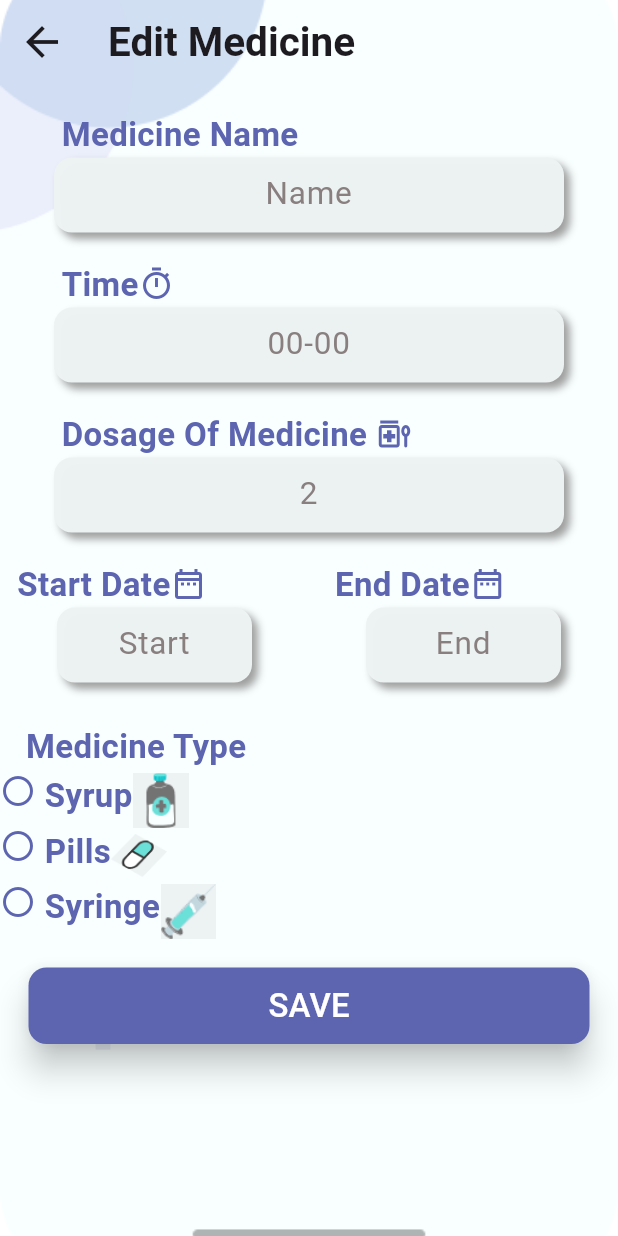
After one commit to JailanMedhatt/MedicalReminder1, a Flutter app: the EditMedicine screen opened by its route, on a phone screen of 412 x 824 dp. The commit adds this screen. Run offline on Flutter 3.47's test engine with Material 2 defaults, Android fonts, the phone set to English and light mode, and no system bars; our stand-ins replace flutter_advanced_drawer, flutter_screenutil.

Commit message:
EDIT MEDICINE.

```diff
--- /dev/null
+++ b/lib/CustomWidgets/check MedType.dart
@@ -0,0 +1,38 @@
+import 'package:flutter/material.dart';
+
+class CheckMedType extends StatelessWidget {
+  String type;
+  String IMG;
+
+  CheckMedType({required this.type, required this.IMG});
+
+  @override
+  Widget build(BuildContext context) {
+    return Row(
+      crossAxisAlignment: CrossAxisAlignment.start,
+      children: [
+        // Icon(
+        // Icons.check_circle,
+        // size: 24.0,color:Color(0xff5D65B0) ,
+        // ),
+        Icon(
+          Icons.circle_outlined,
+          size: 24.0,
+          color: Color(0xff5D65B0),
+        ),
+        Text(
+          type,
+          style: TextStyle(
+              fontSize: 22,
+              color: Color(0xff5D65B0),
+              fontWeight: FontWeight.w600),
+        ),
+        Image.asset(
+          IMG,
+          width: 38,
+          height: 37,
+        )
+      ],
+    );
+  }
+}
--- /dev/null
+++ b/lib/CustomWidgets/edit TxtF.dart
@@ -0,0 +1,77 @@
+import 'package:flutter/material.dart';
+
+class EditTxtF extends StatelessWidget {
+  String title;
+  String hintTxt;
+  IconData? iconTitle;
+  TextInputType? keyBoard;
+  double? width;
+
+  EditTxtF(
+      {required this.title,
+      required this.hintTxt,
+      this.iconTitle,
+      this.keyBoard,
+      this.width});
+
+  @override
+  Widget build(BuildContext context) {
+    return Column(
+      children: [
+        Container(
+          width: 330,
+          child: Row(
+            children: [
+              Text(
+                title,
+                style: TextStyle(
+                    fontSize: 22,
+                    color: Color(0xff5D65B0),
+                    fontWeight: FontWeight.w600),
+              ),
+              Icon(
+                iconTitle,
+                color: Color(0xff5D65B0),
+              )
+            ],
+          ),
+        ),
+        Container(
+          decoration: BoxDecoration(
+            color: Color(0xEDF2F3).withOpacity(0.99),
+            borderRadius: BorderRadius.circular(12),
+            boxShadow: [
+              BoxShadow(
+                color: Colors.grey,
+                blurRadius: 4,
+                offset: Offset(4, 4), // Shadow position
+              ),
+            ],
+          ),
+          //Type TextField
+          width: width ?? 340,
+          height: 50,
+          child: TextField(
+            controller: TextEditingController(),
+            keyboardType: keyBoard,
+            maxLines: 1,
+            textAlign: TextAlign.center,
+            decoration: InputDecoration(
+              enabledBorder: InputBorder.none,
+              hintText: hintTxt, // pass the hint text parameter here
+              hintStyle: TextStyle(
+                  color: Color(0x887E7E).withOpacity(0.99), fontSize: 21),
+            ),
+            style: TextStyle(
+              color: Colors.black,
+              fontSize: 20,
+            ),
+          ),
+        ),
+        SizedBox(
+          height: 19,
+        )
+      ],
+    );
+  }
+}
--- /dev/null
+++ b/lib/UI/Edit Medicine.dart
@@ -0,0 +1,125 @@
+import 'package:finalproject1/CustomWidgets/check%20MedType.dart';
+import 'package:finalproject1/CustomWidgets/edit%20TxtF.dart';
+import 'package:flutter/material.dart';
+
+class EditMedicine extends StatelessWidget {
+  static final String routeName = "edit med";
+
+  @override
+  Widget build(BuildContext context) {
+    return Stack(children: [
+      Container(
+        decoration: const BoxDecoration(
+          image: DecorationImage(
+            image: AssetImage("assets/images/bk.png"),
+            fit: BoxFit.cover,
+          ),
+        ),
+      ),
+      Scaffold(
+        backgroundColor: Colors.transparent,
+        appBar: AppBar(
+            scrolledUnderElevation: 0,
+            elevation: 0.0,
+            backgroundColor: Colors.transparent,
+            leading: InkWell(
+                onTap: () {
+                  Navigator.pop(context);
+                },
+                child: Icon(Icons.arrow_back, size: 32)),
+            title: Text(
+              'Edit Medicine',
+              style: TextStyle(fontWeight: FontWeight.bold, fontSize: 27),
+            )),
+        body: Column(
+          crossAxisAlignment: CrossAxisAlignment.stretch,
+          children: [
+            SizedBox(
+              height: 18,
+            ),
+            EditTxtF(title: 'Medicine Name', hintTxt: 'Name'),
+            EditTxtF(
+              title: 'Time',
+              hintTxt: '00-00',
+              iconTitle: Icons.timer_outlined,
+              keyBoard: TextInputType.numberWithOptions(),
+            ),
+            EditTxtF(
+              title: 'Dosage Of Medicine ',
+              hintTxt: '2',
+              iconTitle: Icons.medication_liquid_sharp,
+              keyBoard: TextInputType.number,
+            ),
+            Row(
+              children: [
+                Flexible(
+                  child: EditTxtF(
+                    title: '  Start Date',
+                    hintTxt: 'Start',
+                    width: 130,
+                    iconTitle: Icons.date_range_outlined,
+                    keyBoard: TextInputType.datetime,
+                  ),
+                ),
+                Flexible(
+                    child: EditTxtF(
+                  title: '   End Date',
+                  hintTxt: 'End',
+                  width: 130,
+                  iconTitle: Icons.date_range_outlined,
+                  keyBoard: TextInputType.datetime,
+                )),
+              ],
+            ),
+            SizedBox(
+              height: 8,
+            ),
+            Text(
+              '   Medicine Type',
+              style: TextStyle(
+                  fontSize: 22,
+                  color: Color(0xff5D65B0),
+                  fontWeight: FontWeight.w600),
+            ),
+            SizedBox(
+              height: 2,
+            ),
+            CheckMedType(
+              type: ' Syrup',
+              IMG: "assets/images/Syrup.png",
+            ),
+            CheckMedType(
+              type: ' Pills',
+              IMG: "assets/images/Pills.png",
+            ),
+            CheckMedType(
+              type: ' Syringe',
+              IMG: "assets/images/Syringe.png",
+            ),
+            Padding(
+              padding: const EdgeInsets.all(19.0),
+              child: ElevatedButton(
+                onPressed: () {},
+                style: ButtonStyle(
+                    backgroundColor:
+                        MaterialStateProperty.all(Color(0xff5D65B0)),
+                    foregroundColor: MaterialStateProperty.all(Colors.white),
+                    shadowColor: MaterialStateProperty.all(Colors.black),
+                    elevation: MaterialStateProperty.all(9),
+                    padding: MaterialStateProperty.all(EdgeInsets.all(10)),
+                    shape: MaterialStateProperty.all<RoundedRectangleBorder>(
+                        RoundedRectangleBorder(
+                      borderRadius: BorderRadius.circular(12.0),
+                    ))),
+                child: Text(
+                  'SAVE',
+                  style: TextStyle(fontSize: 22),
+                ),
+              ),
+            )
+          ],
+        ),
+      ),
+    ]);
+  }
+}
--- a/lib/UI/MissedMedicines.dart
+++ b/lib/UI/MissedMedicines.dart
@@ -1,4 +1,6 @@
 import 'package:flutter/material.dart';
+
+import 'Edit Medicine.dart';
 
 class MissedMedicines extends StatelessWidget {
   static final String routeName = "missed-meds";
@@ -28,7 +30,7 @@ class MissedMedicines extends StatelessWidget {
           itemBuilder: (context, index) => Column(
             children: [
               SizedBox(
-                height: 50,
+                height: 60,
                 width: MediaQuery.of(context).size.width * 0.97,
               ),
               Stack(
@@ -52,15 +54,21 @@ class MissedMedicines extends StatelessWidget {
                                 Icon(
                                   Icons.error_outline,
                                 ),
-                                Text(
-                                  " Calcitas-D       2 pills",
-                                  style: TextStyle(
-                                      fontSize: 23,
-                                      fontWeight: FontWeight.bold),
+                                InkWell(
+                                  onTap: () {
+                                    Navigator.pushNamed(
+                                        context, EditMedicine.routeName);
+                                  },
+                                  child: Text(
+                                    " Calcitas-D       2 pills",
+                                    style: TextStyle(
+                                        fontSize: 23,
+                                        fontWeight: FontWeight.bold),
+                                  ),
                                 ),
                               ],
                             ),
-                            itemCount: 2,
+                            itemCount: 3,
                           )),
                     ),
                   ),
--- a/lib/UI/SlideMenu.dart
+++ b/lib/UI/SlideMenu.dart
@@ -22,10 +22,10 @@
 //   }
 //
 // }
-import 'package:finalproject1/UI/homePage.dart';
-import 'package:flutter/cupertino.dart';
 import 'package:flutter/material.dart';
 import 'package:flutter_advanced_drawer/flutter_advanced_drawer.dart';
+
+import 'Profile.dart';
 
 class SlideMenu extends StatefulWidget {
   @override
@@ -382,8 +382,10 @@ class _SlideMenuState extends State<SlideMenu> {
                 Container(
                   color: Colors.white12,
                   child: ListTile(
-                    onTap: () {},
-                    leading: Icon(Icons.person,size: 37),
+                    onTap: () {
+                      Navigator.pushNamed(context, Profile.routeName);
+                    },
+                    leading: Icon(Icons.person, size: 37),
                     title: Text('Profile'),
                   ),
                 ),
@@ -431,8 +433,10 @@ class _SlideMenuState extends State<SlideMenu> {
                   color: Colors.white12,
 
                   child: ListTile(
-                    onTap: () {},
-                    leading: Icon(Icons.medical_information,size: 37),
+                    onTap: () {
+                      Navigator.pushNamed(context, "missed-meds");
+                    },
+                    leading: Icon(Icons.medical_information, size: 37),
                     title: Text('Missed Medicines'),
                   ),
                 ),
--- a/lib/main.dart
+++ b/lib/main.dart
@@ -1,9 +1,11 @@
+import 'package:finalproject1/UI/Edit%20Medicine.dart';
 import 'package:finalproject1/UI/Login.dart';
+import 'package:finalproject1/UI/MissedMedicines.dart';
+import 'package:finalproject1/UI/Profile.dart';
 import 'package:finalproject1/UI/Register.dart';
 import 'package:finalproject1/UI/Scedhule.dart';
 import 'package:finalproject1/UI/SlideMenu.dart';
 import 'package:finalproject1/UI/TipsPage.dart';
-import 'package:finalproject1/UI/homePage.dart';
 import 'package:flutter/material.dart';
 import 'package:flutter_screenutil/flutter_screenutil.dart';
 
@@ -22,13 +24,15 @@ class MyApp extends StatelessWidget {
       child: MaterialApp(
         initialRoute: LoginPage.routeName,
         routes: {
-          'HomeScreen' :(context) => HomePage(),
-          'Schedule' : (context) => SchadualePgae(),
-          'Tips' : (context) => TipsPage(),
-          'SlideMenu' :(context) => SlideMenu(),
-          LoginPage.routeName :(context)=>LoginPage(),
-          Register.routeName:(context)=>Register()
-
+          // 'HomeScreen' :(context) => HomePage(),
+          'Schedule': (context) => SchadualePgae(),
+          'Tips': (context) => TipsPage(),
+          'SlideMenu': (context) => SlideMenu(),
+          LoginPage.routeName: (context) => LoginPage(),
+          Register.routeName: (context) => Register(),
+          EditMedicine.routeName: (context) => EditMedicine(),
+          MissedMedicines.routeName: (context) => MissedMedicines(),
+          Profile.routeName: (context) => Profile()
         },
         debugShowCheckedModeBanner: false,
         title: 'Flutter Demo',
@@ -36,7 +40,7 @@ class MyApp extends StatelessWidget {
           colorScheme: ColorScheme.fromSeed(seedColor: Colors.deepPurple),
           useMaterial3: true,
         ),
-        home: HomePage(),
+        home: EditMedicine(),
       ),
     );
   }
```
Also changed, not shown: assets/images/Pills.png (added), assets/images/Syringe.png (added), assets/images/Syrup.png (added).
